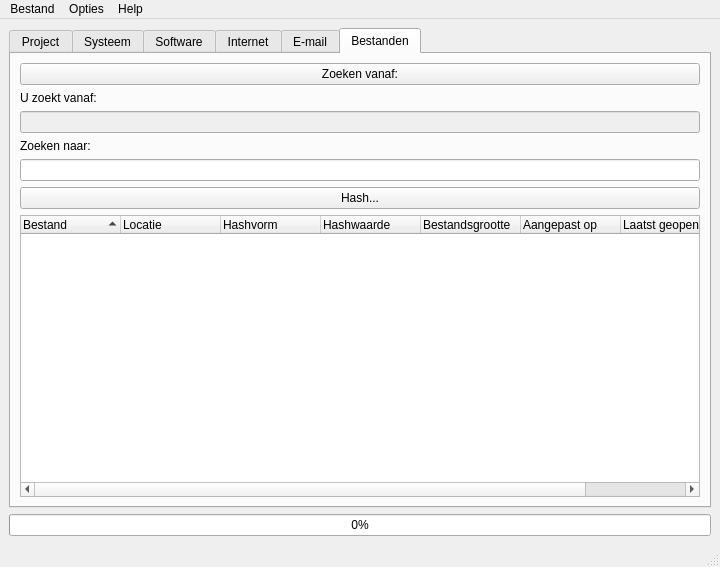
mitfry/IPFIT5_2015, file Source/gui/gui_maken/interface_thram.ui: the form before one commit.
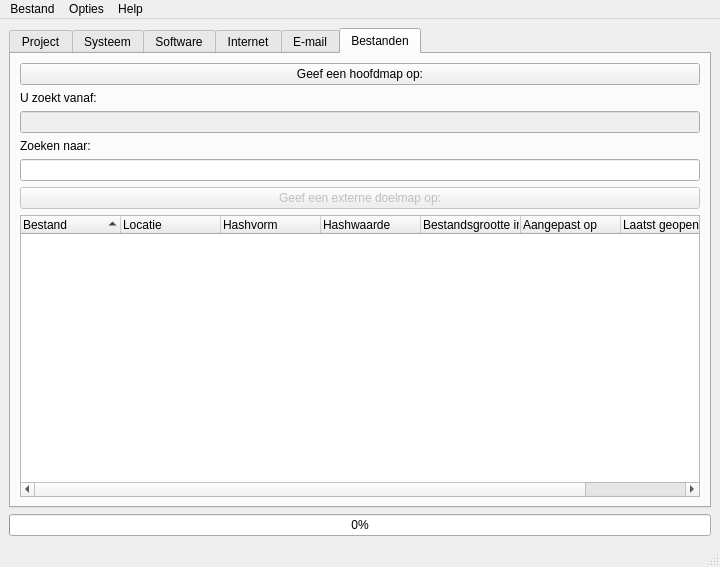
The form after the commit. The open tabs and pages were chosen to show the change.

Commit message: Edited Interface_thram.py/ui en ipfit5ui voor Hashes_Layout

What changed in the file:
```diff
--- a/Source/gui/gui_maken/interface_thram.ui
+++ b/Source/gui/gui_maken/interface_thram.ui
@@ -154,8 +154,11 @@
         </item>
         <item row="6" column="0">
          <widget class="QPushButton" name="btn_Hash">
+          <property name="enabled">
+           <bool>false</bool>
+          </property>
           <property name="text">
-           <string>Hash...</string>
+           <string>Geef een externe doelmap op:</string>
           </property>
          </widget>
         </item>
@@ -210,7 +213,7 @@
           </column>
           <column>
            <property name="text">
-            <string>Bestandsgrootte</string>
+            <string>Bestandsgrootte in kb</string>
            </property>
           </column>
           <column>
@@ -233,7 +236,10 @@
         <item row="1" column="0">
          <widget class="QPushButton" name="btn_Search_From">
           <property name="text">
-           <string>Zoeken vanaf:</string>
+           <string>Geef een hoofdmap op:</string>
+          </property>
+          <property name="checkable">
+           <bool>false</bool>
           </property>
          </widget>
         </item>
```
The commit also changes 4 other files.
